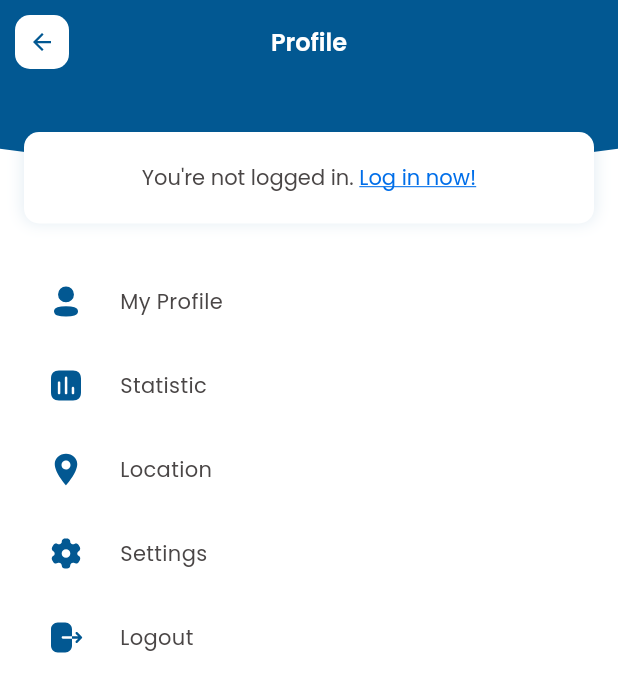
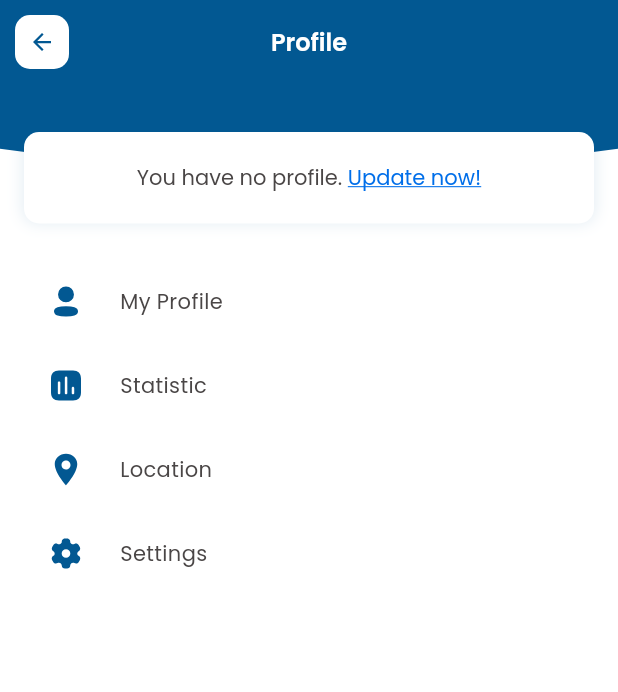
Before and after one commit to phamvanducdev/TodoApp, a Flutter app: the screen it shows after launch, after a tap on the "settings" icon, on a phone screen of 412 x 824 dp. Shown: the top 692 px of the screen. Run offline on Flutter 3.47's test engine with Material 3 defaults, Android fonts, the phone set to English and light mode, and no system bars; our stand-ins replace flutter_svg, get_it, go_router, image_picker, keyboard_dismisser, rxdart and 1 more.

Commit message:
Logout / Remove user profile

```diff
--- a/lib/data/repositories/impl/user_repository_impl.dart
+++ b/lib/data/repositories/impl/user_repository_impl.dart
@@ -14,4 +14,7 @@ class UserRepositoryImpl implements UserRepository {
 
   @override
   Future<void> set(User userInfo) => _service.setUserInfo(userInfo);
+
+  @override
+  Future<void> clear() => _service.clearUserInfo();
 }
--- a/lib/data/repositories/user_repository.dart
+++ b/lib/data/repositories/user_repository.dart
@@ -3,4 +3,5 @@ import 'package:todo_plugin/data/models/user.dart';
 abstract class UserRepository {
   Future<User?> get();
   Future<void> set(User userInfo);
+  Future<void> clear();
 }
--- a/lib/data/services/local/user_storage_service.dart
+++ b/lib/data/services/local/user_storage_service.dart
@@ -20,4 +20,8 @@ class UserStorageService {
     final userInfoString = jsonEncode(user.toJson());
     await _prefs.setString(AppConstants.USER_STORAGE_KEY, userInfoString);
   }
+
+  Future<void> clearUserInfo() async {
+    await _prefs.remove(AppConstants.USER_STORAGE_KEY);
+  }
 }
--- a/lib/di/app_get_it.dart
+++ b/lib/di/app_get_it.dart
@@ -14,6 +14,7 @@ import 'package:todo_plugin/domain/usecases/task/remove_task_usecase.dart';
 import 'package:todo_plugin/domain/usecases/task/update_task_usecase.dart';
 import 'package:todo_plugin/domain/usecases/user/get_user_info_usecase.dart';
 import 'package:todo_plugin/domain/usecases/user/update_user_info_usecase.dart';
+import 'package:todo_plugin/domain/usecases/user/user_logout_usecase.dart';
 
 final getIt = GetIt.instance;
 
@@ -40,5 +41,6 @@ class AppGetIt {
 
     getIt.registerLazySingleton(() => GetUserInfoUseCase(repository: getIt<UserRepository>()));
     getIt.registerLazySingleton(() => UpdateUserInfoUseCase(repository: getIt<UserRepository>()));
+    getIt.registerLazySingleton(() => UserLogoutUseCase(repository: getIt<UserRepository>()));
   }
 }
--- /dev/null
+++ b/lib/domain/usecases/user/user_logout_usecase.dart
@@ -0,0 +1,11 @@
+import 'package:todo_plugin/data/repositories/user_repository.dart';
+
+class UserLogoutUseCase {
+  final UserRepository _repository;
+
+  UserLogoutUseCase({
+    required UserRepository repository,
+  }) : _repository = repository;
+
+  Future<void> execute() => _repository.clear();
+}
--- a/lib/presentation/screens/profile/profile_screen.dart
+++ b/lib/presentation/screens/profile/profile_screen.dart
@@ -1,14 +1,17 @@
 import 'package:flutter/material.dart';
 import 'package:go_router/go_router.dart';
 import 'package:todo_plugin/data/models/task.dart';
+import 'package:todo_plugin/data/models/user.dart';
 import 'package:todo_plugin/domain/usecases/task/get_tasks_usecase.dart';
 import 'package:todo_plugin/domain/usecases/user/get_user_info_usecase.dart';
 import 'package:todo_plugin/di/app_get_it.dart';
 import 'package:todo_plugin/config/app_assets.dart';
 import 'package:todo_plugin/config/app_colors.dart';
+import 'package:todo_plugin/domain/usecases/user/user_logout_usecase.dart';
 import 'package:todo_plugin/presentation/screens/profile/profile_viewmodel.dart';
 import 'package:todo_plugin/presentation/screens/profile/widgets/setting_menu_item.dart';
 import 'package:todo_plugin/presentation/screens/profile/widgets/user_info_widget.dart';
+import 'package:todo_plugin/presentation/widgets/app_dialog.dart';
 import 'package:todo_plugin/presentation/widgets/base_app_bar.dart';
 import 'package:todo_plugin/presentation/widgets/bottom_curve_clipper.dart';
 
@@ -33,6 +36,7 @@ class _ProfileScreenState extends State<ProfileScreen> {
     _viewModel = ProfileViewModel(
       getUserInfoUseCase: getIt<GetUserInfoUseCase>(),
       getAllTasksUseCase: getIt<GetAllTasksUseCase>(),
+      userLogoutUseCase: getIt<UserLogoutUseCase>(),
     )..initializer();
   }
 
@@ -68,7 +72,6 @@ class _ProfileScreenState extends State<ProfileScreen> {
                         UserInfoWidget(
                           viewModel: _viewModel,
                           onLoginPressed: () async {
-                            // TODO: Implement authentication
                             final result = await context.push('/updateProfile');
                             if (result is bool && result) {
                               _viewModel.initializer();
@@ -101,10 +104,25 @@ class _ProfileScreenState extends State<ProfileScreen> {
                           title: 'Settings',
                           onPressed: () => context.push('/settings'),
                         ),
-                        SettingMenuItem(
-                          icon: AppAssets.iconLogout,
-                          title: 'Logout',
-                          onPressed: () {},
+                        StreamBuilder<User?>(
+                          stream: _viewModel.userInfoStream,
+                          builder: (context, snapshot) {
+                            final User? userInfo = snapshot.data;
+                            if (userInfo != null) {
+                              return SettingMenuItem(
+                                icon: AppAssets.iconLogout,
+                                title: 'Logout',
+                                onPressed: () => showConfirmDialog(
+                                  context,
+                                  message: 'Do you want to delete this profile?',
+                                  confirmText: 'OK',
+                                  cancelText: 'Cancel',
+                                  onConfirmed: () => _viewModel.onLogout(),
+                                ),
+                              );
+                            }
+                            return const SizedBox();
+                          },
                         ),
                       ],
                     ),
--- a/lib/presentation/screens/profile/profile_viewmodel.dart
+++ b/lib/presentation/screens/profile/profile_viewmodel.dart
@@ -3,17 +3,21 @@ import 'package:todo_plugin/data/models/task.dart';
 import 'package:todo_plugin/data/models/user.dart';
 import 'package:todo_plugin/domain/usecases/task/get_tasks_usecase.dart';
 import 'package:todo_plugin/domain/usecases/user/get_user_info_usecase.dart';
+import 'package:todo_plugin/domain/usecases/user/user_logout_usecase.dart';
 import 'package:todo_plugin/utils/extensions/task_list_extension.dart';
 
 class ProfileViewModel {
   final GetUserInfoUseCase _getUserInfoUseCase;
   final GetAllTasksUseCase _getAllTasksUseCase;
+  final UserLogoutUseCase _userLogoutUseCase;
 
   ProfileViewModel({
     required GetUserInfoUseCase getUserInfoUseCase,
     required GetAllTasksUseCase getAllTasksUseCase,
+    required UserLogoutUseCase userLogoutUseCase,
   })  : _getUserInfoUseCase = getUserInfoUseCase,
-        _getAllTasksUseCase = getAllTasksUseCase;
+        _getAllTasksUseCase = getAllTasksUseCase,
+        _userLogoutUseCase = userLogoutUseCase;
 
   final _userInfoSubject = BehaviorSubject<User?>();
   Stream<User?> get userInfoStream => _userInfoSubject.stream;
@@ -37,6 +41,11 @@ class ProfileViewModel {
     _taskCompletedNumberSubject.add(taskListCompleted.length);
   }
 
+  onLogout() {
+    _userLogoutUseCase.execute();
+    _userInfoSubject.add(null);
+  }
+
   dispose() {
     _userInfoSubject.close();
   }
--- a/lib/presentation/screens/profile/widgets/user_info_widget.dart
+++ b/lib/presentation/screens/profile/widgets/user_info_widget.dart
@@ -172,11 +172,11 @@ class UserInfoWidget extends StatelessWidget {
       child: Center(
         child: RichText(
           text: TextSpan(
-            text: "You're not logged in. ",
+            text: "You have no profile. ",
             style: AppTextStyle.textSMRegular.copyWith(color: AppColors.textColor),
             children: [
               TextSpan(
-                text: "Log in now!",
+                text: "Update now!",
                 style: AppTextStyle.textSMRegular.copyWith(
                   decoration: TextDecoration.underline,
                   color: AppColors.subBrandColor,
```
